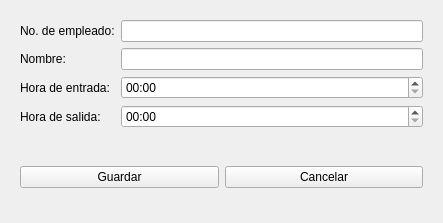
This is ui/VentanaInformacionEmpleado.ui in kevin-luna/AsistenciaEmpleados as Qt 5 draws it before an edit. The edited form follows.
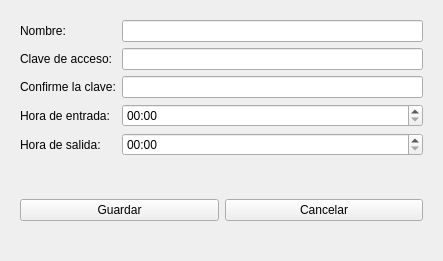
This is the edited form.

Commit message: Cambios a la vista de informacion de empleado.

What changed in the file:
```diff
--- a/ui/VentanaInformacionEmpleado.ui
+++ b/ui/VentanaInformacionEmpleado.ui
@@ -7,7 +7,7 @@
     <x>0</x>
     <y>0</y>
     <width>443</width>
-    <height>223</height>
+    <height>261</height>
    </rect>
   </property>
   <property name="windowTitle">
@@ -38,47 +38,57 @@
     <widget class="QWidget" name="panelCentro" native="true">
      <layout class="QFormLayout" name="formLayout_2">
       <item row="1" column="0">
-       <widget class="QLabel" name="etiquetaNoEmpleado">
-        <property name="text">
-         <string>No. de empleado:</string>
-        </property>
-       </widget>
-      </item>
-      <item row="1" column="1">
-       <widget class="QLineEdit" name="campoNoEmpleado"/>
-      </item>
-      <item row="2" column="0">
        <widget class="QLabel" name="etiquetaNombre">
         <property name="text">
          <string>Nombre:</string>
         </property>
        </widget>
       </item>
-      <item row="2" column="1">
+      <item row="1" column="1">
        <widget class="QLineEdit" name="campoNombre"/>
       </item>
+      <item row="2" column="0">
+       <widget class="QLabel" name="etiquetaClave">
+        <property name="text">
+         <string>Clave de acceso:</string>
+        </property>
+       </widget>
+      </item>
+      <item row="2" column="1">
+       <widget class="QLineEdit" name="campoClave"/>
+      </item>
       <item row="3" column="0">
+       <widget class="QLabel" name="etiquetaConfirmacionClave">
+        <property name="text">
+         <string>Confirme la clave:</string>
+        </property>
+       </widget>
+      </item>
+      <item row="3" column="1">
+       <widget class="QLineEdit" name="campoConfirmacionClave"/>
+      </item>
+      <item row="4" column="0">
        <widget class="QLabel" name="etiquetaHoraEntrada">
         <property name="text">
          <string>Hora de entrada:</string>
         </property>
        </widget>
       </item>
-      <item row="3" column="1">
+      <item row="4" column="1">
        <widget class="QTimeEdit" name="tiempoEntrada">
         <property name="displayFormat">
          <string>hh:mm</string>
         </property>
        </widget>
       </item>
-      <item row="4" column="0">
+      <item row="5" column="0">
        <widget class="QLabel" name="etiquetaHoraSalida">
         <property name="text">
          <string>Hora de salida:</string>
         </property>
        </widget>
       </item>
-      <item row="4" column="1">
+      <item row="5" column="1">
        <widget class="QTimeEdit" name="tiempoSalida">
         <property name="displayFormat">
          <string>hh:mm</string>
```
The commit also changes 1 other file.
